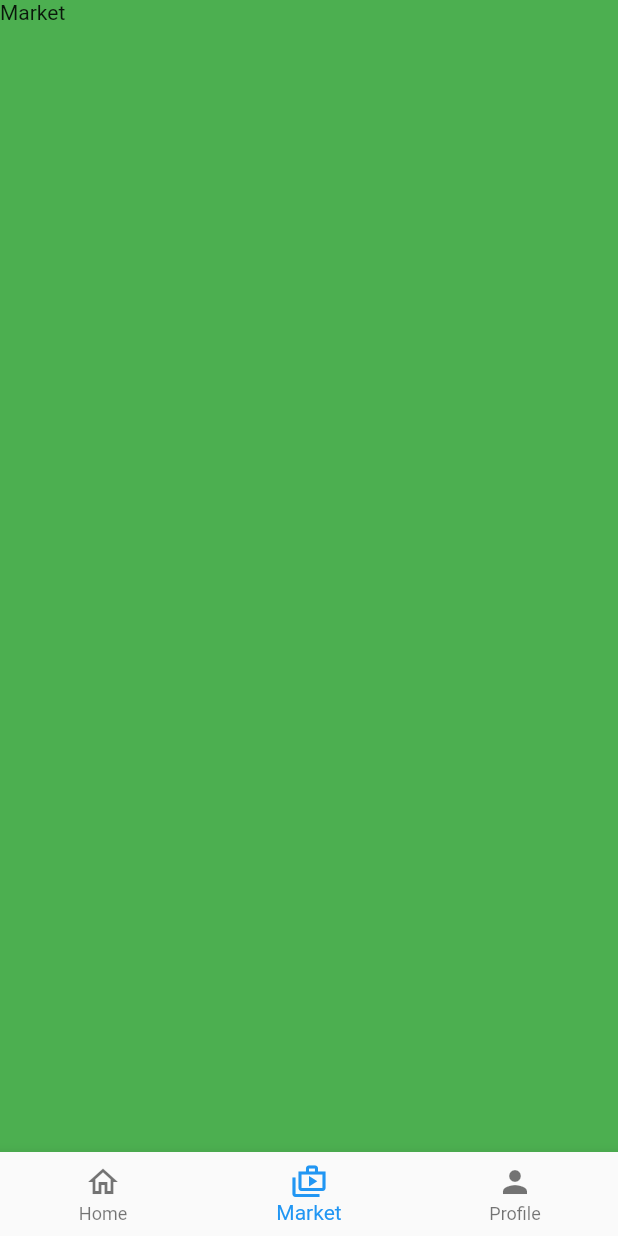
After one commit to sanamdongol/flutter-II, a Flutter app: the DashboardPage screen opened directly, item 2 of the bottom bar chosen, on a phone screen of 412 x 824 dp. The commit adds this screen. Run offline on Flutter 3.47's test engine with Material 2 defaults, Android fonts, the phone set to English and light mode, and no system bars; our stand-ins replace fluttertoast; missing offline and left inert: dart:js.

Commit message:
Navigation menu wip

```diff
--- /dev/null
+++ b/lib/screens/dashboard.dart
@@ -0,0 +1,40 @@
+import 'package:flutter/material.dart';
+import 'package:flutter/src/widgets/container.dart';
+import 'package:flutter/src/widgets/framework.dart';
+import 'package:frost_app/screens/tabs/home.dart';
+import 'package:frost_app/screens/tabs/market.dart';
+import 'package:frost_app/screens/tabs/profile.dart';
+
+class DashboardPage extends StatefulWidget {
+  const DashboardPage({super.key});
+
+  @override
+  State<DashboardPage> createState() => _DashboardPageState();
+}
+
+class _DashboardPageState extends State<DashboardPage> {
+  var selectedTab = 0;
+  var myPages = [HomePage(), MarketPage(), ProfilePage()];
+
+  @override
+  Widget build(BuildContext context) {
+    return Scaffold(
+      body: myPages[selectedTab],
+      bottomNavigationBar: BottomNavigationBar(
+        items: [
+          BottomNavigationBarItem(
+              icon: Icon(Icons.home_outlined), label: "Home"),
+          BottomNavigationBarItem(
+              icon: Icon(Icons.shop_2_outlined), label: "Market"),
+          BottomNavigationBarItem(icon: Icon(Icons.person), label: "Profile"),
+        ],
+        currentIndex: selectedTab,
+        onTap: (value) {
+          setState(() {
+            selectedTab = value;
+          });
+        },
+      ),
+    );
+  }
+}
--- /dev/null
+++ b/lib/screens/tabs/market.dart
@@ -0,0 +1,20 @@
+import 'package:flutter/material.dart';
+import 'package:flutter/src/widgets/container.dart';
+import 'package:flutter/src/widgets/framework.dart';
+
+class MarketPage extends StatefulWidget {
+  const MarketPage({super.key});
+
+  @override
+  State<MarketPage> createState() => _MarketPageState();
+}
+
+class _MarketPageState extends State<MarketPage> {
+  @override
+  Widget build(BuildContext context) {
+    return Scaffold(
+      backgroundColor: Colors.green,
+      body: Text("Market"),
+    );
+  }
+}
```
Also changed, not shown: lib/screens/login.dart (+48 -5 lines), lib/screens/tabs/home.dart (added, +17 -0 lines), lib/screens/tabs/profile.dart (added, +17 -0 lines).
